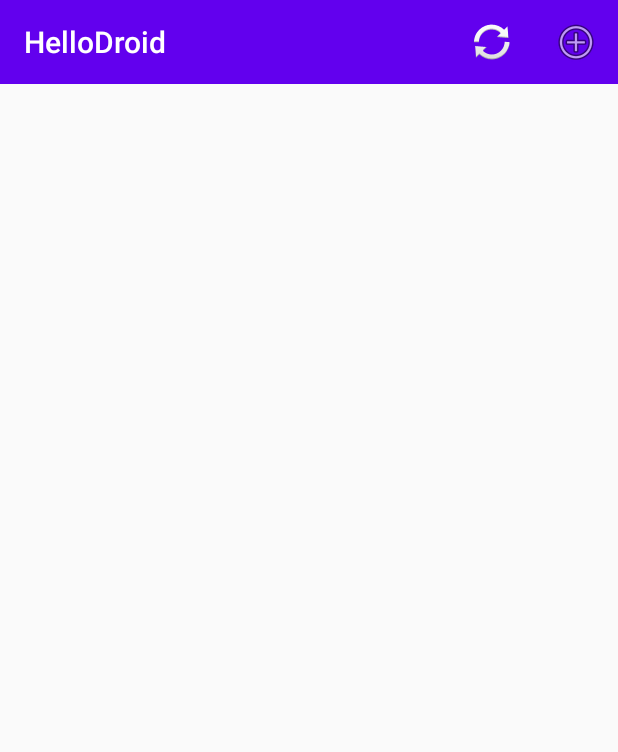
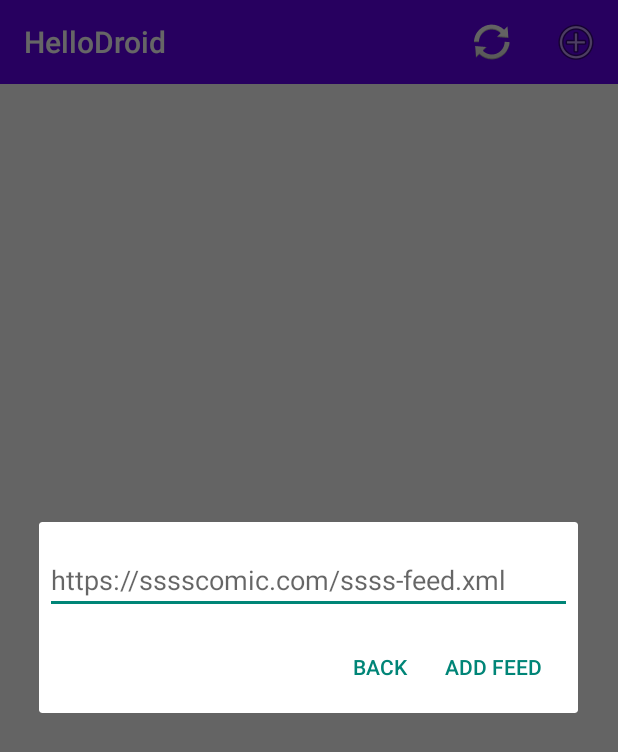
Before and after one commit to STPell/SimpleRssReader, an Android app: the screen it shows after launch (MainActivity), after a tap on "Add Feed", on a phone screen of 412 x 824 dp. Shown: the top 752 px of the screen. Run offline under Robolectric (Android 15) with nearby library versions, the phone set to English and light mode, and no system bars; our stand-ins replace Volley; network calls fail.

Commit message:
Add feed dialog will appear, require a valid URL to close

```diff
--- a/app/src/main/java/com/example/hellodroid/MainActivity.java
+++ b/app/src/main/java/com/example/hellodroid/MainActivity.java
@@ -8,6 +8,7 @@ import android.view.MenuItem;
 import android.widget.TextView;
 import androidx.appcompat.app.AppCompatActivity;
 import androidx.appcompat.widget.Toolbar;
+import androidx.fragment.app.DialogFragment;
 import androidx.recyclerview.widget.DividerItemDecoration;
 import androidx.recyclerview.widget.LinearLayoutManager;
 import androidx.recyclerview.widget.RecyclerView;
@@ -126,8 +127,14 @@ public class MainActivity extends AppCompatActivity {
         if (id == R.id.action_addfeed) {
             //Add a feed
             Log.w("ADD_FEED", "I should add a feed to the URL list and reload the display!");
+            addFeedDialogue();
         }
 
         return super.onOptionsItemSelected(item);
     }
+
+    private void addFeedDialogue() {
+        DialogFragment dialog = new NewFeedDialog();
+        dialog.show(getSupportFragmentManager(), "NoticeDialogFragment");
+    }
 }
--- /dev/null
+++ b/app/src/main/java/com/example/hellodroid/NewFeedDialog.java
@@ -0,0 +1,64 @@
+package com.example.hellodroid;
+
+import android.app.AlertDialog;
+import android.app.Dialog;
+import android.content.DialogInterface;
+import android.os.Bundle;
+import android.util.Log;
+import android.util.Patterns;
+import android.view.LayoutInflater;
+import android.view.View;
+import android.widget.Button;
+import android.widget.EditText;
+import androidx.annotation.NonNull;
+import androidx.appcompat.app.AppCompatActivity;
+import androidx.fragment.app.DialogFragment;
+import androidx.swiperefreshlayout.widget.SwipeRefreshLayout;
+
+public class NewFeedDialog extends DialogFragment {
+
+    private Boolean valid_url = false;
+    private Boolean back_button = false;
+
+    @Override
+    public Dialog onCreateDialog(Bundle savedInstanceState) {
+        AlertDialog.Builder builder = new AlertDialog.Builder(getActivity());
+        LayoutInflater inflater = requireActivity().getLayoutInflater();
+
+        builder.setView(inflater.inflate(R.layout.dialog_add_feed, null))
+                .setPositiveButton("Add Feed", new DialogInterface.OnClickListener() {
+                    @Override
+                    public void onClick(DialogInterface dialog, int id) {
+                        return;
+                    }
+                })
+                .setNegativeButton("Back", new DialogInterface.OnClickListener() {
+                    public void onClick(DialogInterface dialog, int id) {
+                        NewFeedDialog.this.getDialog().cancel();
+                        back_button = true;
+                    }
+                });
+
+        Dialog dialog = builder.create();
+        dialog.setOnShowListener(new DialogInterface.OnShowListener() {
+            @Override
+            public void onShow(final DialogInterface dialog) {
+                Button positiveButton = ((AlertDialog) dialog).getButton(DialogInterface.BUTTON_POSITIVE);
+                positiveButton.setOnClickListener(new View.OnClickListener() {
+                    @Override
+                    public void onClick(final View v) {
+                        EditText entryBox = (EditText) getDialog().findViewById(R.id.new_feed_input);
+                        String newFeed = entryBox.getText().toString();
+
+                        if (Patterns.WEB_URL.matcher(newFeed).matches()) {
+                            onDismiss(dialog);
+                        } else {
+                            valid_url = false;
+                        }
+                    }
+                });
+            }
+        });
+        return dialog;
+    }
+}
--- /dev/null
+++ b/app/src/main/res/layout/dialog_add_feed.xml
@@ -0,0 +1,15 @@
+<LinearLayout xmlns:android="http://schemas.android.com/apk/res/android"
+              android:orientation="vertical"
+              android:layout_width="wrap_content"
+              android:layout_height="wrap_content">
+    <EditText
+            android:id="@+id/new_feed_input"
+            android:inputType="textUri"
+            android:layout_width="match_parent"
+            android:layout_height="wrap_content"
+            android:layout_marginTop="16dp"
+            android:layout_marginLeft="4dp"
+            android:layout_marginRight="4dp"
+            android:layout_marginBottom="4dp"
+            android:hint="https://sssscomic.com/ssss-feed.xml" />
+</LinearLayout>
```
